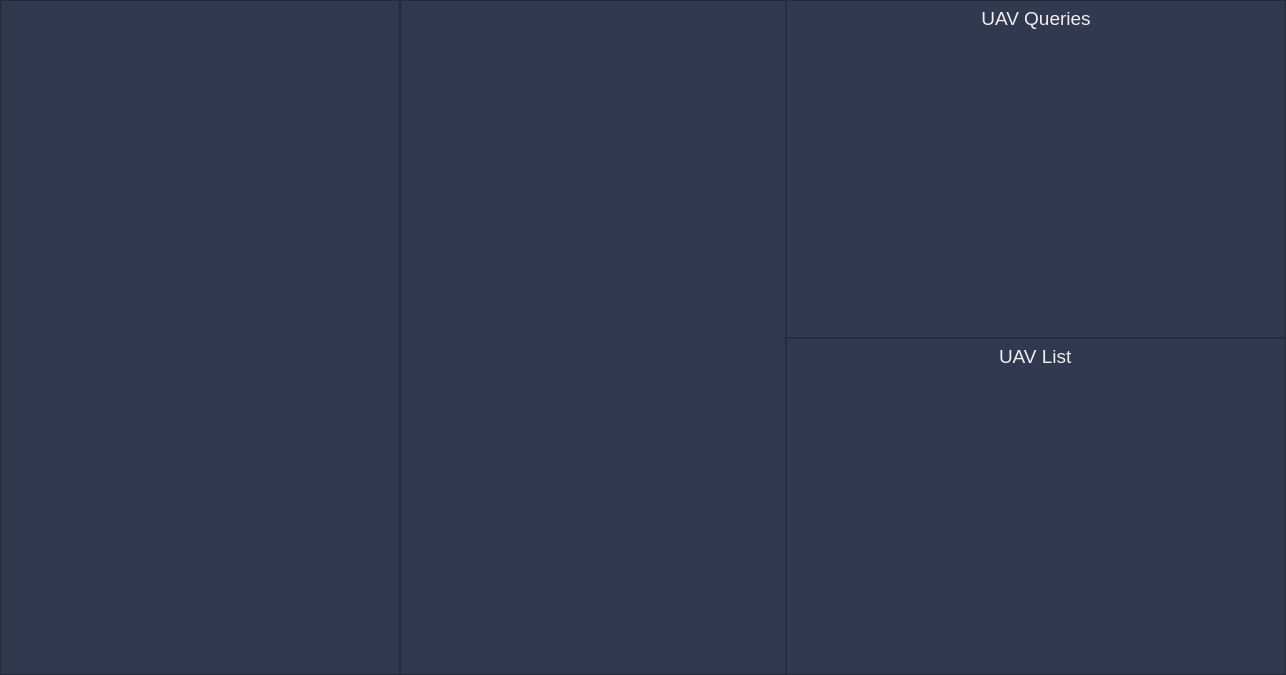
Above: src/rqt_gcs/resources/WidgetMain.ui from CSUN-SERL/lcar-bot before the change. Below: the same form after it.
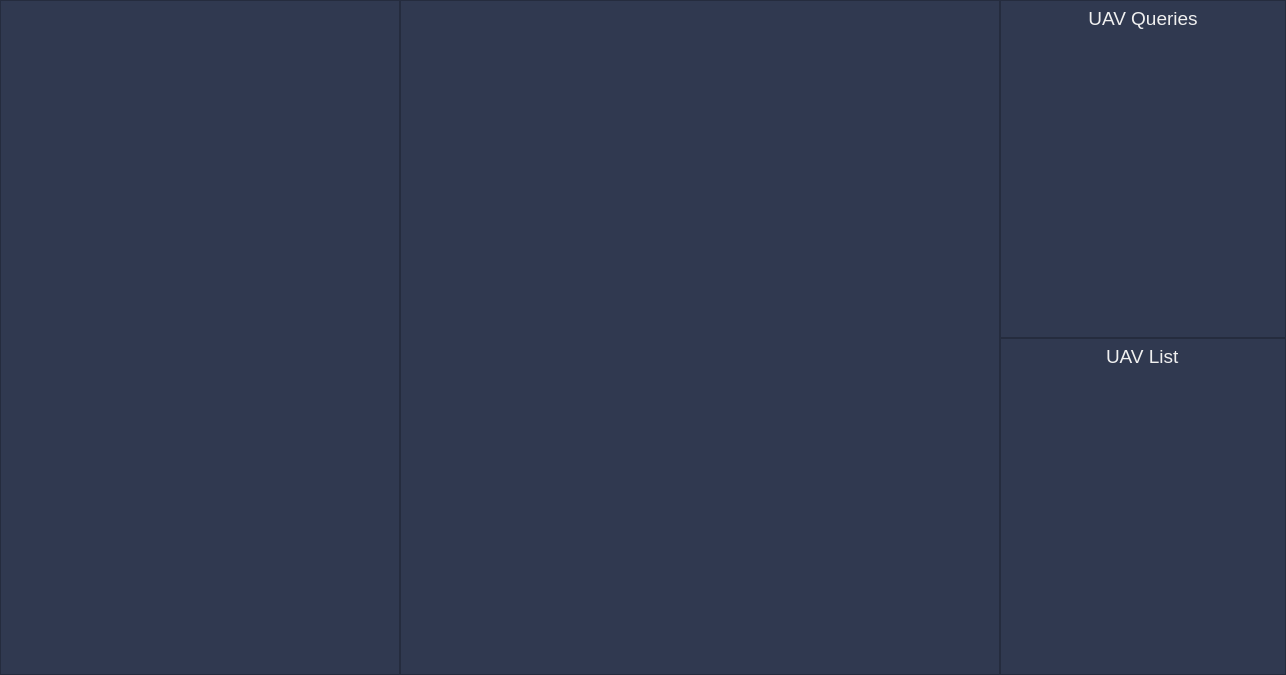
That is the form after the change.

The edit to the form file:
```diff
--- a/src/rqt_gcs/resources/WidgetMain.ui
+++ b/src/rqt_gcs/resources/WidgetMain.ui
@@ -151,7 +151,7 @@
      <widget class="QFrame" name="frameCenter">
       <property name="minimumSize">
        <size>
-        <width>300</width>
+        <width>600</width>
         <height>0</height>
        </size>
       </property>
@@ -314,7 +314,7 @@
                <rect>
                 <x>0</x>
                 <y>0</y>
-                <width>492</width>
+                <width>278</width>
                 <height>299</height>
                </rect>
               </property>
@@ -435,7 +435,7 @@
                <rect>
                 <x>0</x>
                 <y>0</y>
-                <width>492</width>
+                <width>278</width>
                 <height>298</height>
                </rect>
               </property>
```
Left out of the diff: 18 changed lines with no effect on the pictures.
